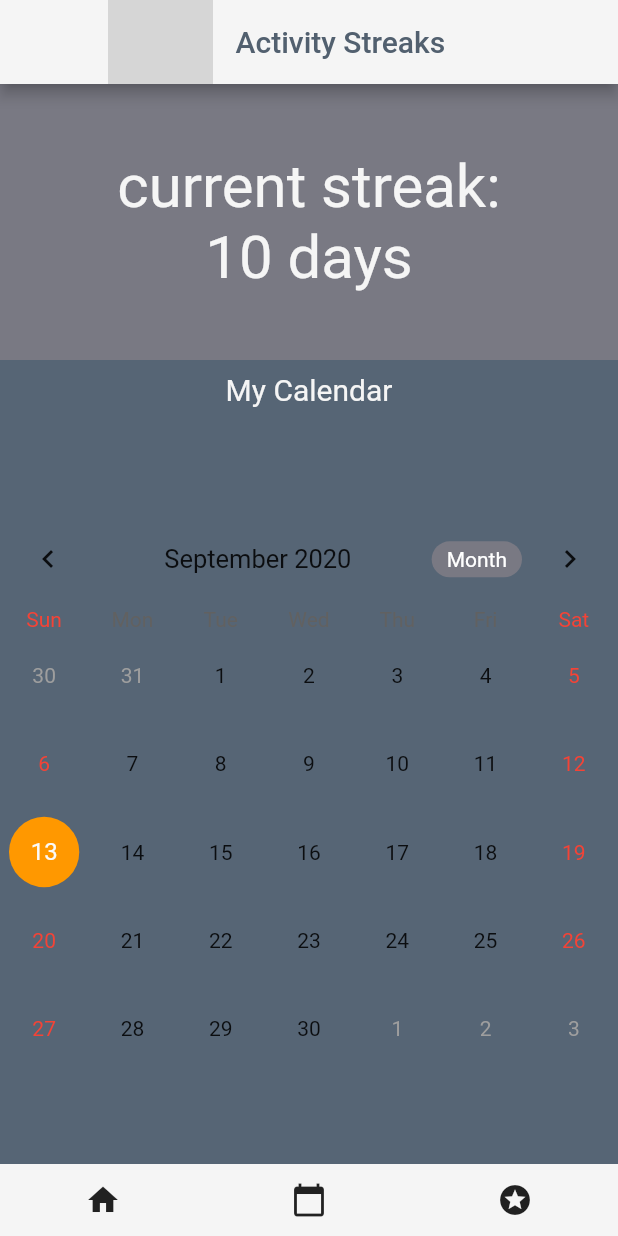
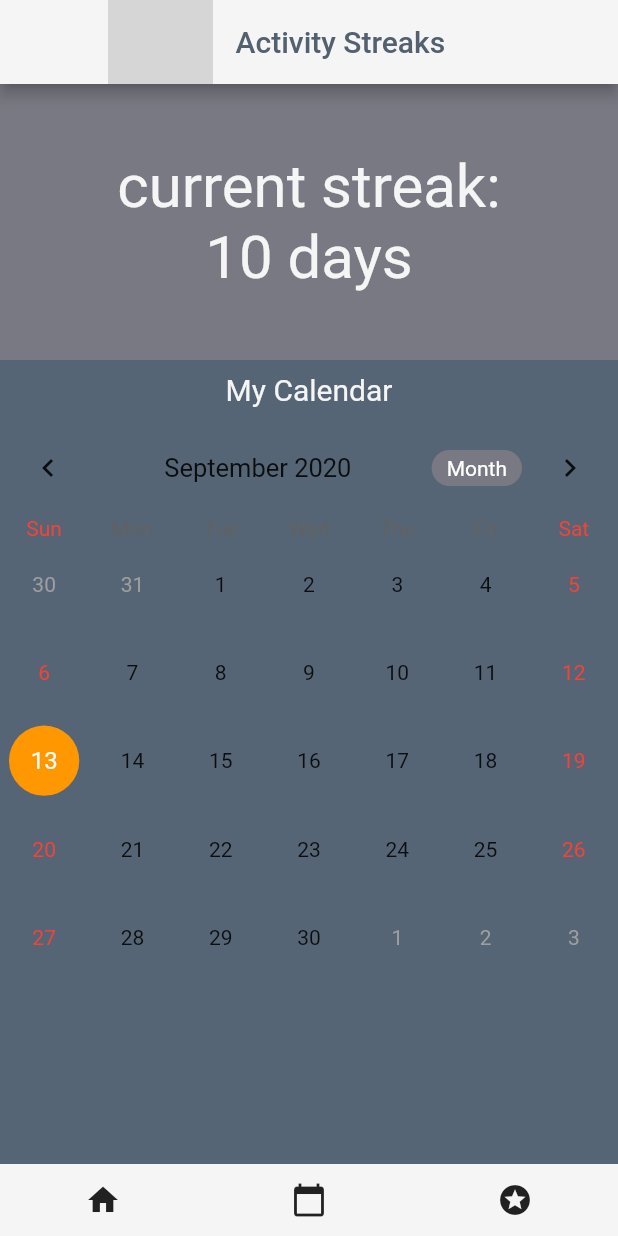
Before and after one commit to levylevylevy/onceadailydo, a Flutter app: the StreaksScreen screen opened by its route, on a phone screen of 412 x 824 dp. Run offline on Flutter 3.47's test engine with Material 2 defaults, Android fonts, the phone set to English and light mode, and no system bars; drawn by our look-alikes of table_calendar; our stand-ins replace flutter_linkify, shared_preferences, splashscreen; missing offline and left inert: loader; accounts and stored records are empty; grey boxes are pictures that could not be loaded.

Commit message:
fix overflow issue with calendar

```diff
--- a/lib/screens/StreakScreen.dart
+++ b/lib/screens/StreakScreen.dart
@@ -24,7 +24,7 @@ class _StreaksScreenState extends State<StreaksScreen> {
       title: 'Activity Streaks',
       child: Container(
         child: Center(
-          child: Column(
+          child: ListView(
             children: <Widget>[
               Container(
                 color: Color(0xFF797983),
@@ -54,12 +54,6 @@ class _StreaksScreenState extends State<StreaksScreen> {
                   ),
                 ),
               ),
-              Expanded(
-                child: new Align(
-                  alignment: Alignment.bottomCenter,
-                  child: Column(
-                    mainAxisAlignment: MainAxisAlignment.center,
-                    children: <Widget>[
               TableCalendar(
                 initialCalendarFormat: CalendarFormat.month,
                 calendarStyle: CalendarStyle(
@@ -80,10 +74,6 @@ class _StreaksScreenState extends State<StreaksScreen> {
             ],
           ),
         ),
-              )
-            ],
-          ),
-        ),
       ),
     );
   }
```
Lines whose indentation alone changed are shown as unchanged.
